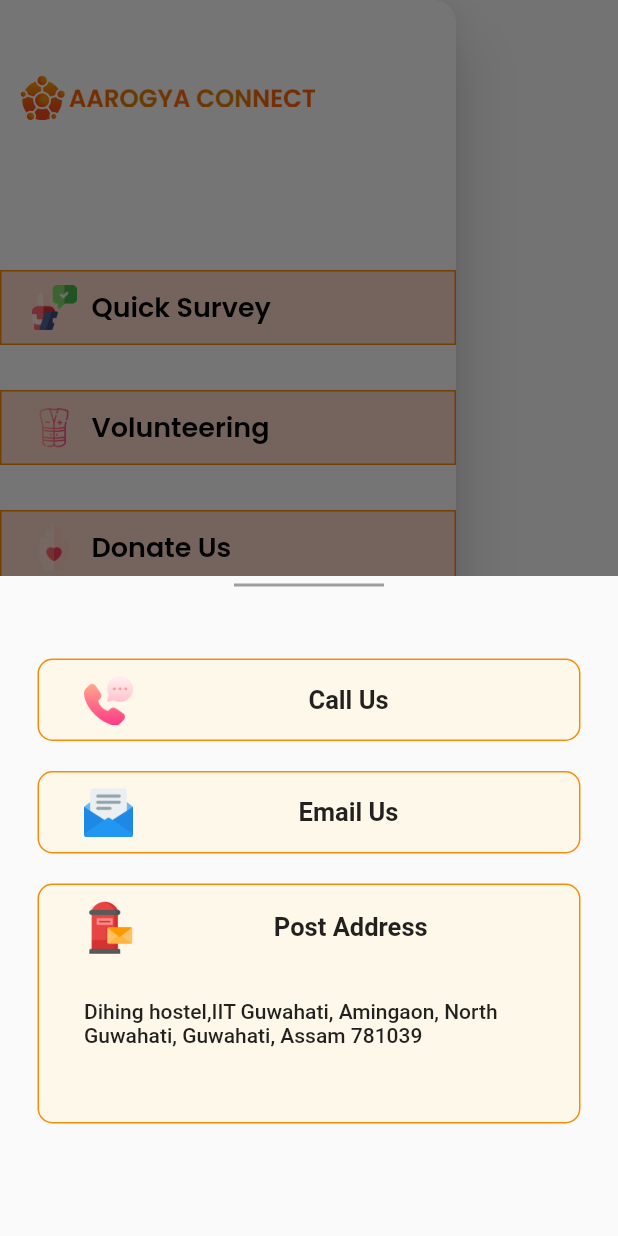
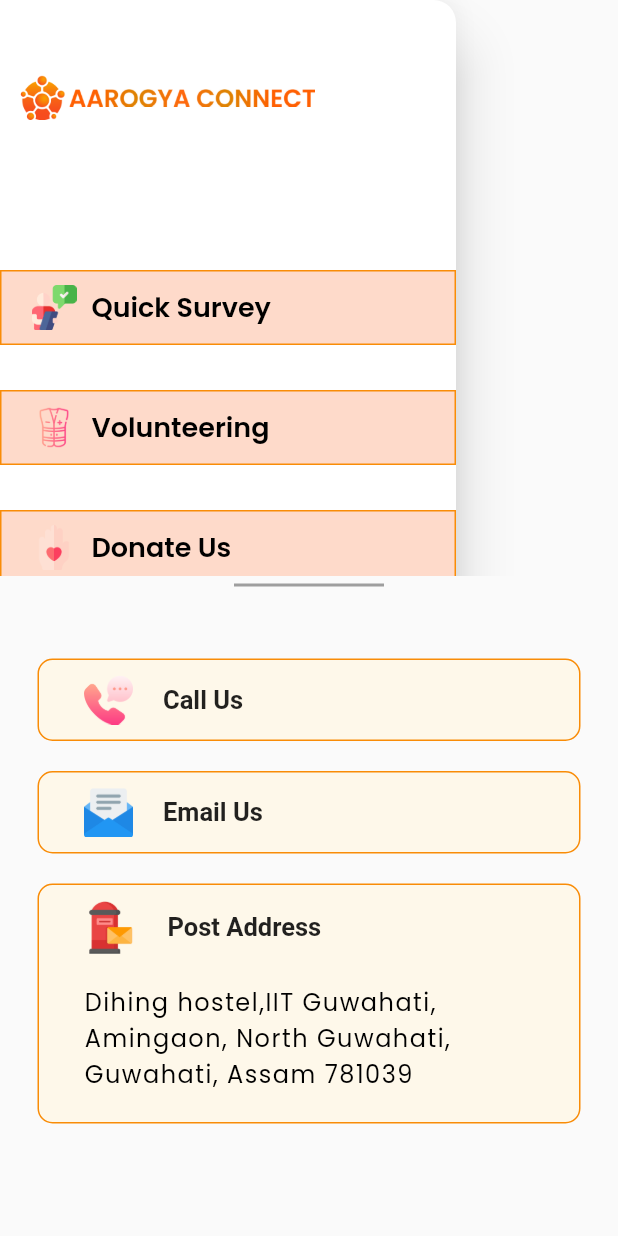
Before and after one commit to venkylm10/aarogya_connect, a Flutter app: the HomeDrawer widget shown alone on an empty page, opened directly, after a tap on "Contact Us", on a phone screen of 412 x 824 dp. Run offline on Flutter 3.47's test engine with Material 2 defaults, Android fonts, the phone set to English and light mode, and no system bars; our stand-ins replace firebase_auth, firebase_core, flutter_markdown, geolocator, google_fonts, google_maps_flutter and 1 more; missing offline and left inert: flutter_phone_direct_caller; accounts and stored records are empty.

Commit message:
minor changes

```diff
--- a/lib/pages/buy_medicine/buy_medicine.dart
+++ b/lib/pages/buy_medicine/buy_medicine.dart
@@ -78,16 +78,18 @@ class BuyMedicineScreen extends StatelessWidget {
         decoration: BoxDecoration(
           color: MyColors.homeTileColor,
           borderRadius: BorderRadius.circular(12),
+          border: Border.all(
+            color: MyColors.orangeColor,
+          ),
         ),
         child: Row(
-          mainAxisAlignment: MainAxisAlignment.start,
+          mainAxisAlignment: MainAxisAlignment.spaceBetween,
           children: [
             Image.asset(
               iconPath,
               height: 50,
-              width: 100,
+              width: 80,
             ),
-            const SizedBox(width: 30),
             Text(
               name,
               maxLines: 1,
--- a/lib/pages/contact_us/contact_us.dart
+++ b/lib/pages/contact_us/contact_us.dart
@@ -1,5 +1,6 @@
 import 'package:aarogya_connect/globals/colors.dart';
 import 'package:aarogya_connect/globals/constants.dart';
+import 'package:aarogya_connect/globals/styles.dart';
 import 'package:flutter/material.dart';
 import 'package:flutter_phone_direct_caller/flutter_phone_direct_caller.dart';
 import 'package:url_launcher/url_launcher.dart';
@@ -21,103 +22,132 @@ class ContactUsScreen extends StatelessWidget {
   @override
   Widget build(BuildContext context) {
     return Container(
-      padding: EdgeInsets.all(5),
-      decoration: BoxDecoration(
-        borderRadius: BorderRadius.only(topLeft: Radius.circular(15),topRight: Radius.circular(15))
+      padding: const EdgeInsets.all(5),
+      decoration: const BoxDecoration(
+        borderRadius: BorderRadius.vertical(top: Radius.circular(12)),
       ),
       child: Wrap(
         children: <Widget>[
-
           Row(
             children: [
-              Expanded(child: SizedBox()),
+              const Expanded(child: SizedBox()),
               Container(
-                color:MyColors.greyColor,
+                color: MyColors.greyColor,
                 height: 2,
                 width: 100,
               ),
-              Expanded(child: SizedBox()),
+              const Expanded(child: SizedBox()),
             ],
           ),
-          Padding(padding: EdgeInsets.only(top: 30),),
+          const Padding(
+            padding: EdgeInsets.only(top: 30),
+          ),
           GestureDetector(
             onTap: () {
               callNumber();
             },
             child: Container(
               height: 55,
-              margin: EdgeInsets.only(top:20,left: 20,right: 20,bottom: 10),
+              margin: const EdgeInsets.only(
+                  top: 20, left: 20, right: 20, bottom: 10),
               decoration: BoxDecoration(
                   color: MyColors.homeTileColor,
-                  borderRadius: BorderRadius.all(Radius.circular(10)),
+                  borderRadius: const BorderRadius.all(Radius.circular(10)),
                   border: Border.all(color: MyColors.orangeColor)),
-              padding: EdgeInsets.all(10),
+              padding: const EdgeInsets.all(10),
               child: Row(
                   // mainAxisAlignment: MainAxisAlignment.spaceEvenly,
                   children: [
-                    SizedBox(width: 20,),
+                    const SizedBox(
+                      width: 20,
+                    ),
                     Image.asset(
                       AssetConstants.phone,
                       height: 35,
                       fit: BoxFit.contain,
                     ),
-                    Expanded(child: SizedBox()),
-                    Text("Call Us",style: TextStyle(fontWeight: FontWeight.bold,fontSize: 17),),
-                    Expanded(child: SizedBox()),
+                    const SizedBox(width: 20),
+                    const Text(
+                      "Call Us",
+                      style:
+                          TextStyle(fontWeight: FontWeight.bold, fontSize: 17),
+                    ),
+                    const Expanded(child: SizedBox()),
                   ]),
             ),
           ),
           Container(
             height: 55,
-            margin: EdgeInsets.only(top:10,left: 20,right: 20,bottom: 10),
+            margin:
+                const EdgeInsets.only(top: 10, left: 20, right: 20, bottom: 10),
             decoration: BoxDecoration(
                 color: MyColors.homeTileColor,
-                borderRadius: BorderRadius.all(Radius.circular(10)),
+                borderRadius: const BorderRadius.all(Radius.circular(10)),
                 border: Border.all(color: MyColors.orangeColor)),
-            padding: EdgeInsets.all(10),
+            padding: const EdgeInsets.all(10),
             child: Row(
-                // mainAxisAlignment: MainAxisAlignment.spaceEvenly,
               children: [
-                  SizedBox(width: 20,),
+                const SizedBox(
+                  width: 20,
+                ),
                 Image.asset(
                   AssetConstants.email,
                   height: 35,
                   fit: BoxFit.contain,
                 ),
-                  Expanded(child: SizedBox()),
-                  Text("Email Us",style: TextStyle(fontWeight: FontWeight.bold,fontSize: 17),),
-                  Expanded(child: SizedBox()),
-                ]),
+                const SizedBox(width: 20),
+                const Text(
+                  "Email Us",
+                  style: TextStyle(fontWeight: FontWeight.bold, fontSize: 17),
+                ),
+                const Expanded(child: SizedBox()),
+              ],
+            ),
           ),
           Container(
-            height: 160,
-            margin:EdgeInsets.only(top:10,left: 20,right: 20,bottom: 70),
-
+            margin:
+                const EdgeInsets.only(top: 10, left: 20, right: 20, bottom: 70),
             decoration: BoxDecoration(
                 color: MyColors.homeTileColor,
-                borderRadius: BorderRadius.all(Radius.circular(10)),
+                borderRadius: const BorderRadius.all(Radius.circular(10)),
                 border: Border.all(color: MyColors.orangeColor)),
-            padding: EdgeInsets.all(10),
+            padding: const EdgeInsets.all(10),
             child: Column(
               children: [
                 Row(
-
                   children: [
-                      SizedBox(width: 20,),
+                    const SizedBox(
+                      width: 20,
+                    ),
                     Image.asset(
                       AssetConstants.postBox,
                       height: 36,
                       fit: BoxFit.contain,
                     ),
-                      Expanded(child: SizedBox()),
-                      Text("Post Address",style: TextStyle(fontWeight: FontWeight.bold,fontSize: 17),),
-                      Expanded(child: SizedBox()),
-                    ]),
-                    Padding(padding: EdgeInsets.only(top: 20)),
+                    const SizedBox(width: 20),
+                    const Text(
+                      "Post Address",
+                      style:
+                          TextStyle(fontWeight: FontWeight.bold, fontSize: 17),
+                    ),
+                    const Expanded(child: SizedBox()),
+                  ],
+                ),
+                const SizedBox(height: 20),
                 Padding(
-                  padding: const EdgeInsets.only(left:20.0,right: 20,top: 10),
-                  child: Center(child: Text('Dihing hostel,IIT Guwahati, Amingaon, North Guwahati, Guwahati, Assam 781039',style: TextStyle(fontWeight: FontWeight.w500),)),
-                )
+                  padding: const EdgeInsets.only(
+                    left: 20.0,
+                    right: 20,
+                  ),
+                  child: Center(
+                    child: Text(
+                      'Dihing hostel,IIT Guwahati, Amingaon, North Guwahati, Guwahati, Assam 781039',
+                      style: MyStyles.bodyTextStyle
+                          .copyWith(letterSpacing: 1, fontSize: 16),
+                    ),
+                  ),
+                ),
+                const SizedBox(height: 10),
               ],
             ),
           ),
--- /dev/null
+++ b/lib/pages/diseases.dart
@@ -0,0 +1,22 @@
+import 'package:aarogya_connect/globals/constants.dart';
+import 'package:aarogya_connect/utils/appbar.dart';
+import 'package:aarogya_connect/utils/background_gradient.dart';
+import 'package:flutter/material.dart';
+
+class DiseasesScreen extends StatelessWidget {
+  static const id = "/home/diseases";
+  const DiseasesScreen({super.key});
+
+  @override
+  Widget build(BuildContext context) {
+    return Scaffold(
+      appBar: buildAppbar(AssetConstants.buyMedicine, "Common Diseases"),
+      body: Container(
+        decoration: bgGradient,
+        child: Center(
+          child: Text("Diseases Screen"),
+        ),
+      ),
+    );
+  }
+}
--- a/lib/pages/donate.dart
+++ b/lib/pages/donate.dart
@@ -12,10 +12,10 @@ class DonateScreen extends StatelessWidget {
       height: 60,
       padding: const EdgeInsets.only(right: 60, left: 50),
       margin: const EdgeInsets.symmetric(vertical: 15),
-      decoration: const BoxDecoration(
-        color: MyColors.homeTileColor,
-        borderRadius: BorderRadius.all(Radius.circular(15)),
-      ),
+      decoration: BoxDecoration(
+          color: MyColors.homeTileColor,
+          borderRadius: const BorderRadius.all(Radius.circular(15)),
+          border: Border.all(color: MyColors.orangeColor)),
       child: Row(
         mainAxisAlignment: MainAxisAlignment.spaceBetween,
         children: [
--- a/lib/pages/home/drawer.dart
+++ b/lib/pages/home/drawer.dart
@@ -129,9 +129,13 @@ class HomeDrawer extends StatelessWidget {
 
   void _showBottomSheet(BuildContext context) {
     showModalBottomSheet(
+      barrierColor: Colors.transparent,
       context: context,
       builder: (BuildContext context) {
-        return ContactUsScreen();
+        return ClipRRect(
+          borderRadius: BorderRadius.circular(12),
+          child: ContactUsScreen(),
+        );
       },
     );
   }
@@ -145,6 +149,7 @@ class HomeDrawer extends StatelessWidget {
       onTap: () {
         if (navigatePath == '') {
           _showBottomSheet(context);
+          return;
         }
         if (navigatePath == LoginScreen.id) {
           navigatorKey.currentState!.popUntil((route) => route.isFirst);
--- a/lib/pages/home/home.dart
+++ b/lib/pages/home/home.dart
@@ -3,6 +3,7 @@ import 'package:aarogya_connect/globals/constants.dart';
 import 'package:aarogya_connect/globals/styles.dart';
 import 'package:aarogya_connect/main.dart';
 import 'package:aarogya_connect/pages/buy_medicine/buy_medicine.dart';
+import 'package:aarogya_connect/pages/diseases.dart';
 import 'package:aarogya_connect/pages/health_video/health_video.dart';
 import 'package:aarogya_connect/pages/home/drawer.dart';
 import 'package:aarogya_connect/pages/women_health/women_health.dart';
@@ -102,6 +103,11 @@ class HomeScreen extends StatelessWidget {
         "navigation_path": HealthVideoScreen.id
       },
       {
+        "icon_path": AssetConstants.buyMedicine,
+        "title": "Common Diseases",
+        "navigation_path": DiseasesScreen.id
+      },
+      {
         "icon_path": AssetConstants.diet,
         "title": "Balanced Diet",
         "navigation_path": BalancedDiet.id
@@ -125,7 +131,7 @@ class HomeScreen extends StatelessWidget {
       mainAxisSpacing: 20,
       physics: const NeverScrollableScrollPhysics(),
       children: List.generate(
-        5,
+        tiles.length,
         (index) => buildHomeTile(
           iconPath: tiles[index]['icon_path']!,
           title: tiles[index]['title']!,
--- a/lib/routes.dart
+++ b/lib/routes.dart
@@ -1,6 +1,7 @@
 import 'package:aarogya_connect/pages/buy_medicine/buy_medicine.dart';
 import 'package:aarogya_connect/pages/complaints.dart';
 import 'package:aarogya_connect/pages/contact_us/contact_us.dart';
+import 'package:aarogya_connect/pages/diseases.dart';
 import 'package:aarogya_connect/pages/donate.dart';
 import 'package:aarogya_connect/pages/health_video/health_video.dart';
 import 'package:aarogya_connect/pages/home/home.dart';
@@ -25,7 +26,8 @@ final routes = {
   WomenHealthScreen.id: (context) => const WomenHealthScreen(),
   VolunteerScreen.id: (context) => const VolunteerScreen(),
   BuyMedicineScreen.id: (context) => BuyMedicineScreen(),
-  ContactUsScreen.id: (context) =>  ContactUsScreen(),
+  ContactUsScreen.id: (context) => ContactUsScreen(),
   DietDescription.id: (context) => const DietDescription(),
   WelcomeScreen.id: (context) => const WelcomeScreen(),
+  DiseasesScreen.id: (context) => const DiseasesScreen(),
 };
```
Lines whose indentation alone changed are shown as unchanged.
